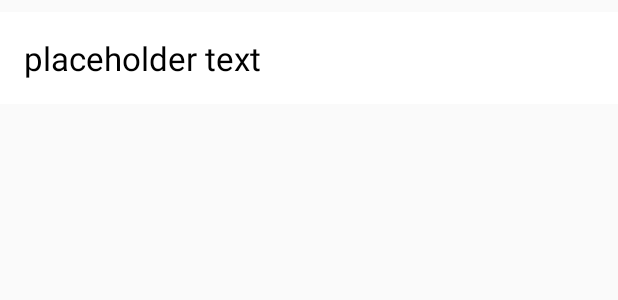
After one commit to davetrux/everyday-animation, an Android app: the layout album_list.xml on its own in the app's theme, with its tools: preview values and no code run, on a phone screen of 412 x 824 dp. The commit adds this screen. Shown: the top 300 px of the screen. Run offline under Robolectric (Android 15) with nearby library versions, the phone set to English and light mode, and no system bars; network calls fail.

Commit message:
Functional data flow for album list. Layout not correct.

```diff
--- a/app/src/main/java/com/truxall/everydayanimation/data/ArtistDao.kt
+++ b/app/src/main/java/com/truxall/everydayanimation/data/ArtistDao.kt
@@ -14,5 +14,5 @@ interface ArtistDao {
     fun getArtistById(artistId: Int): Artist
 
     @Query("SELECT * FROM album WHERE artistId = :artistId ORDER BY year DESC")
-    fun getAlbuns(artistId: Int): List<Album>
+    fun getAlbums(artistId: Int): LiveData<List<Album>>
 }
--- /dev/null
+++ b/app/src/main/res/layout/album_list.xml
@@ -0,0 +1,14 @@
+<?xml version="1.0" encoding="utf-8"?>
+<LinearLayout xmlns:android=
+    "http://schemas.android.com/apk/res/android"
+    android:orientation="vertical" android:layout_width="match_parent"
+    xmlns:tools="http://schemas.android.com/tools"
+    android:layout_height="wrap_content">
+
+    <TextView
+        android:id="@+id/textView"
+        android:layout_width="match_parent"
+        android:layout_height="wrap_content"
+        style="@style/text_view_style"
+        tools:text="placeholder text" />
+</LinearLayout>
--- a/app/src/main/res/values/colors.xml
+++ b/app/src/main/res/values/colors.xml
@@ -3,4 +3,6 @@
     <color name="colorPrimary">#1b85d3</color>
     <color name="colorPrimaryDark">#0a4d7f</color>
     <color name="colorAccent">#02549c</color>
+    <color name="colorText">#000000</color>
+    <color name="colorWhite">#FFFFFF</color>
 </resources>
--- a/app/src/main/res/values/styles.xml
+++ b/app/src/main/res/values/styles.xml
@@ -17,4 +17,15 @@
 
     <style name="AppTheme.PopupOverlay" parent="ThemeOverlay.AppCompat.Light" />
 
+    <style name="text_view_style">
+        <item name="android:layout_width">match_parent</item>
+        <item name="android:layout_height">wrap_content</item>
+        <item name="android:textAppearance">
+            @android:style/TextAppearance.Large</item>
+        <item name="android:background">@color/colorWhite</item>
+        <item name="android:layout_marginTop">8dp</item>
+        <item name="android:layout_gravity">center</item>
+        <item name="android:padding">16dp</item>
+        <item name="android:textColor">@color/colorText</item>
+    </style>
 </resources>
```
Also changed, not shown: app/src/main/java/com/truxall/everydayanimation/data/ArtistDatabase.kt (+20 -0 lines), app/src/main/java/com/truxall/everydayanimation/data/ArtistRepository.kt (added, +24 -0 lines), app/src/main/java/com/truxall/everydayanimation/ui/AlbumListAdapter.kt (added, +57 -0 lines), app/src/main/java/com/truxall/everydayanimation/ui/ListFragment.kt (+17 -2 lines), app/src/main/java/com/truxall/everydayanimation/ui/ListViewModel.kt (+14 -3 lines), app/src/main/res/layout/list_fragment.xml (+7 -6 lines).
